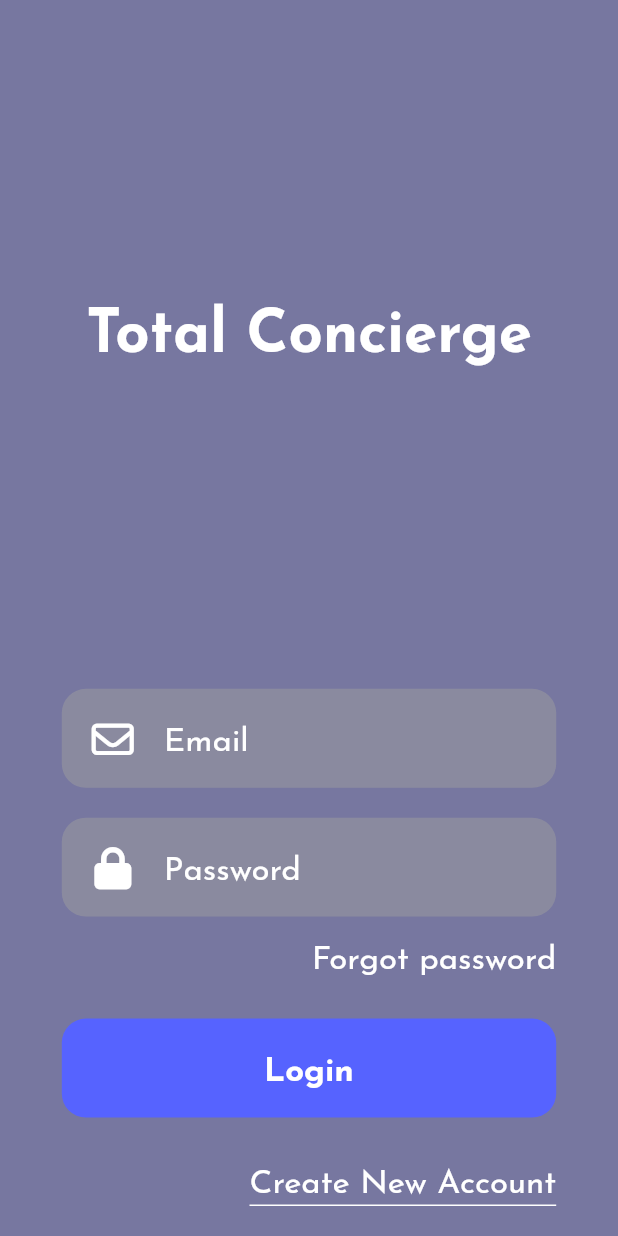
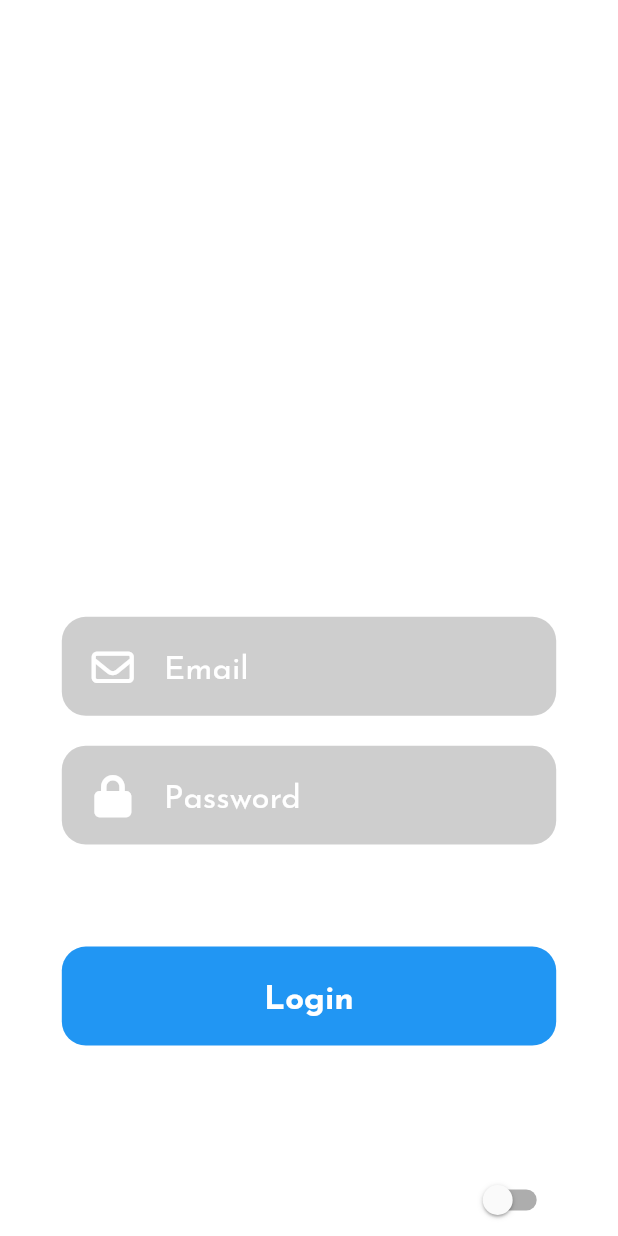
Before and after one commit to carminelau/FirstAppFlutter, a Flutter app: the screen it shows after launch, on a phone screen of 412 x 824 dp. Run offline on Flutter 3.47's test engine with Material 2 defaults, Android fonts, the phone set to English and light mode, and no system bars; our stand-ins replace file_picker, flutter_chat_types, flutter_chat_ui, font_awesome_flutter, google_fonts, image_picker and 1 more.

Commit message:
Create two Themes, light with bug

```diff
--- /dev/null
+++ b/flutter_application_1/lib/Theme/myTheme.dart
@@ -0,0 +1,61 @@
+import 'package:flutter/material.dart';
+import 'package:google_fonts/google_fonts.dart';
+
+class ThemeProvider extends ChangeNotifier {
+  ThemeMode themeMode = ThemeMode.light;
+
+  bool get isDarkMode => themeMode == ThemeMode.dark;
+
+  void toggleTheme(bool value) {
+    themeMode = value ? ThemeMode.dark : ThemeMode.light;
+    notifyListeners();
+  }
+}
+
+class MyTheme {
+  static final darkTheme = ThemeData(
+    textTheme: GoogleFonts.josefinSansTextTheme(),
+    primarySwatch: Colors.blue,
+    visualDensity: VisualDensity.adaptivePlatformDensity,
+    scaffoldBackgroundColor: Colors.grey.shade900,
+    buttonTheme: const ButtonThemeData(
+      colorScheme: ColorScheme(
+        primary: Color.fromARGB(255, 0, 13, 255),
+        secondary: Color.fromARGB(255, 0, 13, 255),
+        surface: Colors.white,
+        background: Colors.white,
+        error: Colors.red,
+        onPrimary: Colors.white,
+        onSecondary: Colors.white,
+        onSurface: Colors.black,
+        onBackground: Colors.black,
+        onError: Colors.white,
+        brightness: Brightness.light,
+      ),
+    ),
+    primaryTextTheme: const TextTheme(headline1: TextStyle(color: Colors.white)),
+  );
+
+  static final lightTheme = ThemeData(
+    textTheme: GoogleFonts.josefinSansTextTheme(),
+    primarySwatch: Colors.lightBlue,
+    visualDensity: VisualDensity.adaptivePlatformDensity,
+    scaffoldBackgroundColor: Colors.white,
+    buttonTheme: const ButtonThemeData(
+      colorScheme: ColorScheme(
+        primary: Colors.blue,
+        secondary: Colors.blue,
+        surface: Colors.white,
+        background: Colors.white,
+        error: Colors.red,
+        onPrimary: Colors.white,
+        onSecondary: Colors.white,
+        onSurface: Colors.black,
+        onBackground: Colors.black,
+        onError: Colors.white,
+        brightness: Brightness.light,
+      ),
+    ),
+    primaryTextTheme: const TextTheme(headline1: TextStyle(color: Colors.black)),
+  );
+}
--- a/flutter_application_1/lib/main.dart
+++ b/flutter_application_1/lib/main.dart
@@ -1,7 +1,9 @@
 import 'package:google_fonts/google_fonts.dart';
+import 'package:provider/provider.dart';
 
 import 'screens/screens.dart';
 import 'package:flutter/material.dart';
+import 'package:flutter_application_1/Theme/myTheme.dart';
 
 void main() {
   runApp(const MyApp());
@@ -12,15 +14,16 @@ class MyApp extends StatelessWidget {
 
   //root of app
   @override
-  Widget build(BuildContext context) {
+  Widget build(BuildContext context) => ChangeNotifierProvider(
+      create: (context) => ThemeProvider(),
+      builder: (context, _) {
+        final provider = Provider.of<ThemeProvider>(context, listen: false);
+
         return MaterialApp(
           title: 'Total Consierge',
-      theme: ThemeData(
-        textTheme:
-            GoogleFonts.josefinSansTextTheme(Theme.of(context).textTheme),
-        primarySwatch: Colors.blue,
-        visualDensity: VisualDensity.adaptivePlatformDensity,
-      ),
+          themeMode: provider.themeMode,
+          theme: MyTheme.lightTheme,
+          darkTheme: MyTheme.darkTheme,
           initialRoute: '/',
           routes: {
             '/': (context) => const LoginScreen(),
@@ -29,5 +32,5 @@ class MyApp extends StatelessWidget {
             'Login': (context) => const ChatPage()
           },
         );
+      });
 }
-}
--- a/flutter_application_1/lib/screens/login-screen.dart
+++ b/flutter_application_1/lib/screens/login-screen.dart
@@ -1,5 +1,6 @@
 import 'package:flutter/material.dart';
 import 'package:flutter_application_1/palette.dart';
+import 'package:flutter_application_1/widgets/change_theme_button.dart';
 import 'package:flutter_application_1/widgets/widgets.dart';
 import 'package:font_awesome_flutter/font_awesome_flutter.dart';
 
@@ -11,7 +12,6 @@ class LoginScreen extends StatelessWidget {
     return Stack(
       children: [
         Scaffold(
-          backgroundColor: const Color.fromARGB(136, 0, 0, 77),
           body: Column(
             children: [
               const Flexible(
@@ -73,6 +73,7 @@ class LoginScreen extends StatelessWidget {
                   const SizedBox(
                     height: 20,
                   ),
+                  const ChangeThemeButton(),
                 ],
               ),
             ],
--- /dev/null
+++ b/flutter_application_1/lib/widgets/change_theme_button.dart
@@ -0,0 +1,21 @@
+import 'package:flutter/material.dart';
+import 'package:google_fonts/google_fonts.dart';
+import 'package:provider/provider.dart';
+import 'package:flutter_application_1/Theme/myTheme.dart';
+
+class ChangeThemeButton extends StatelessWidget {
+  const ChangeThemeButton({Key? key}) : super(key: key);
+
+  @override
+  Widget build(BuildContext context) {
+    final themeProvider = Provider.of<ThemeProvider>(context);
+    return Switch.adaptive(
+      value: themeProvider.isDarkMode,
+      onChanged: (bool value) {
+        print(value);
+        final provider = Provider.of<ThemeProvider>(context, listen: false);
+        provider.toggleTheme(value);
+      },
+    );
+  }
+}
--- a/flutter_application_1/lib/widgets/rounded-button.dart
+++ b/flutter_application_1/lib/widgets/rounded-button.dart
@@ -20,7 +20,7 @@ class RoundedButton extends StatelessWidget {
       width: size.width * 0.8,
       decoration: BoxDecoration(
         borderRadius: BorderRadius.circular(16),
-        color: kblue,
+        color: Theme.of(context).buttonTheme.colorScheme?.primary,
       ),
       child: FlatButton(
         onPressed: onPressed,
--- a/flutter_application_1/pubspec.yaml
+++ b/flutter_application_1/pubspec.yaml
@@ -46,6 +46,8 @@ dependencies:
   open_file: ^3.2.1
   path_provider: ^2.0.11
   uuid: ^3.0.6
+  shared_preferences: ^2.0.15
+  provider: ^6.0.3
 
 dev_dependencies:
   flutter_test:
```
Also changed, not shown: flutter_application_1/pubspec.lock, 2 other files. Lines whose indentation alone changed are shown as unchanged.
